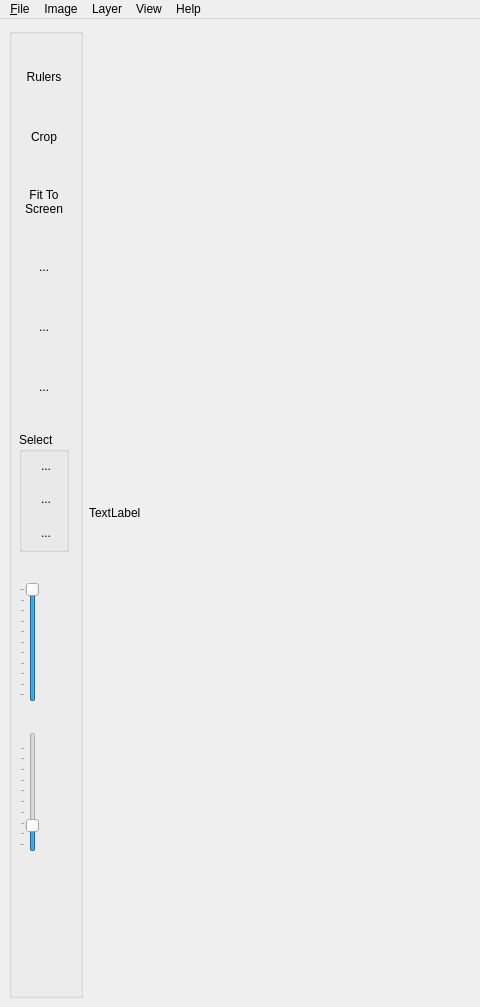
First picture: the form in bLUe.ui, repository bvirxx/bLUe_PYSIDE, before the edit; both pictures show x 0 to 480 and y 0 to 1007 of the 1201 by 1007 pixel window.
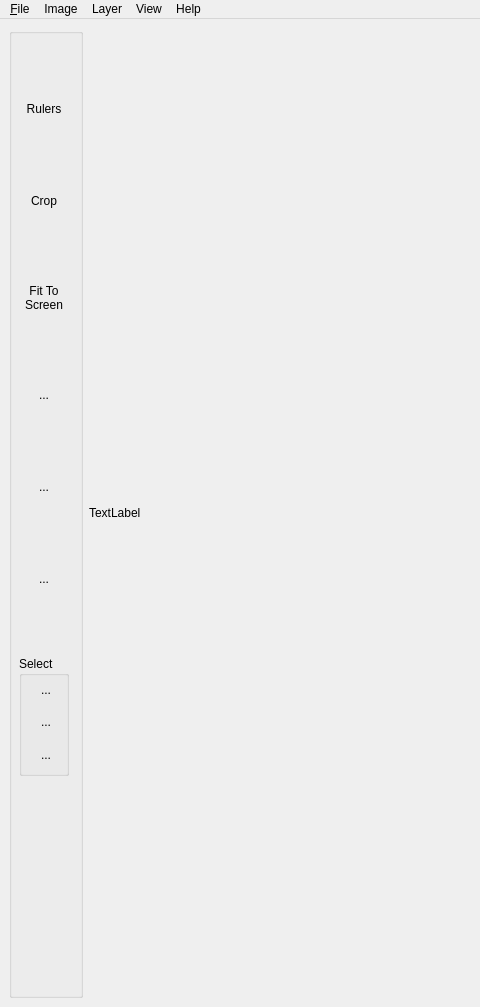
Second picture: the form after the edit. Icons and pictures are not drawn. Custom widgets are drawn as their Qt base class.

```diff
--- a/bLUe.ui
+++ b/bLUe.ui
@@ -69,8 +69,8 @@
           <rect>
            <x>10</x>
            <y>10</y>
-           <width>61</width>
-           <height>841</height>
+           <width>52</width>
+           <height>801</height>
           </rect>
          </property>
          <layout class="QVBoxLayout" name="verticalLayout_3">
@@ -368,7 +368,7 @@
                <x>10</x>
                <y>20</y>
                <width>34</width>
-               <height>94</height>
+               <height>92</height>
               </rect>
              </property>
              <layout class="QVBoxLayout" name="verticalLayout">
@@ -520,77 +520,6 @@
             </widget>
            </widget>
           </item>
-          <item>
-           <widget class="QSlider" name="verticalSlider2">
-            <property name="maximumSize">
-             <size>
-              <width>16777215</width>
-              <height>120</height>
-             </size>
-            </property>
-            <property name="toolTip">
-             <string>Brush Opacity</string>
-            </property>
-            <property name="maximum">
-             <number>100</number>
-            </property>
-            <property name="value">
-             <number>100</number>
-            </property>
-            <property name="orientation">
-             <enum>Qt::Vertical</enum>
-            </property>
-            <property name="tickPosition">
-             <enum>QSlider::TicksAbove</enum>
-            </property>
-           </widget>
-          </item>
-          <item>
-           <widget class="QSlider" name="verticalSlider1">
-            <property name="sizePolicy">
-             <sizepolicy hsizetype="Fixed" vsizetype="Fixed">
-              <horstretch>0</horstretch>
-              <verstretch>0</verstretch>
-             </sizepolicy>
-            </property>
-            <property name="minimumSize">
-             <size>
-              <width>10</width>
-              <height>120</height>
-             </size>
-            </property>
-            <property name="maximumSize">
-             <size>
-              <width>16777215</width>
-              <height>120</height>
-             </size>
-            </property>
-            <property name="toolTip">
-             <string>Brush Size</string>
-            </property>
-            <property name="accessibleName">
-             <string>verticalSlider1</string>
-            </property>
-            <property name="minimum">
-             <number>2</number>
-            </property>
-            <property name="maximum">
-             <number>100</number>
-            </property>
-            <property name="value">
-             <number>20</number>
-            </property>
-            <property name="orientation">
-             <enum>Qt::Vertical</enum>
-            </property>
-            <property name="tickPosition">
-             <enum>QSlider::TicksAbove</enum>
-            </property>
-            <property name="tickInterval">
-             <number>10</number>
-            </property>
-           </widget>
-          </item>
          </layout>
         </widget>
        </widget>
```
